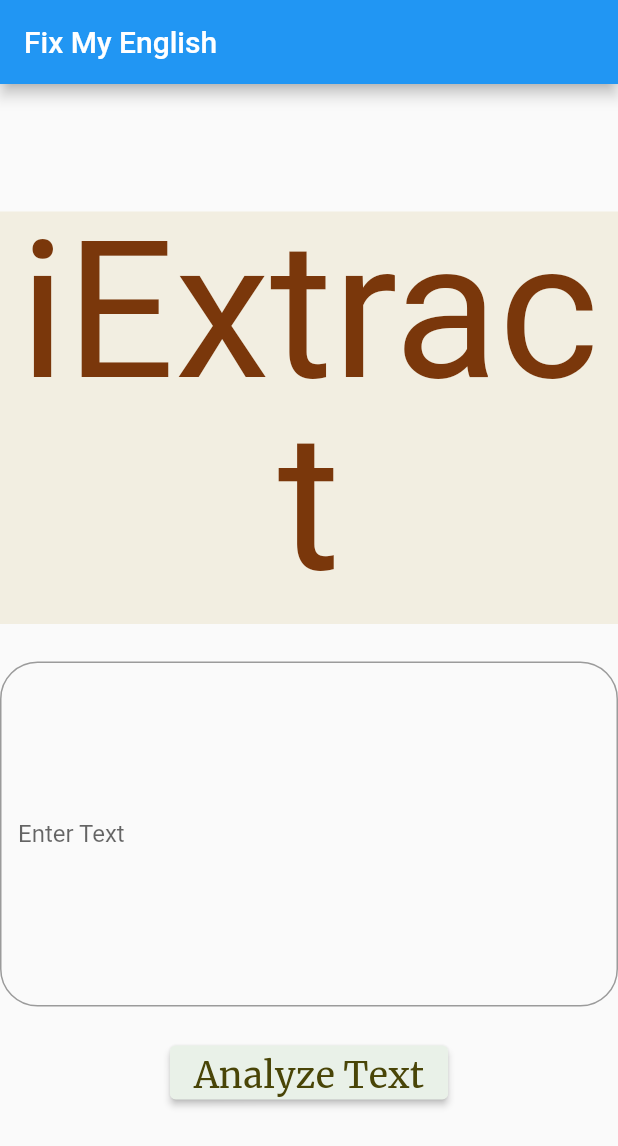
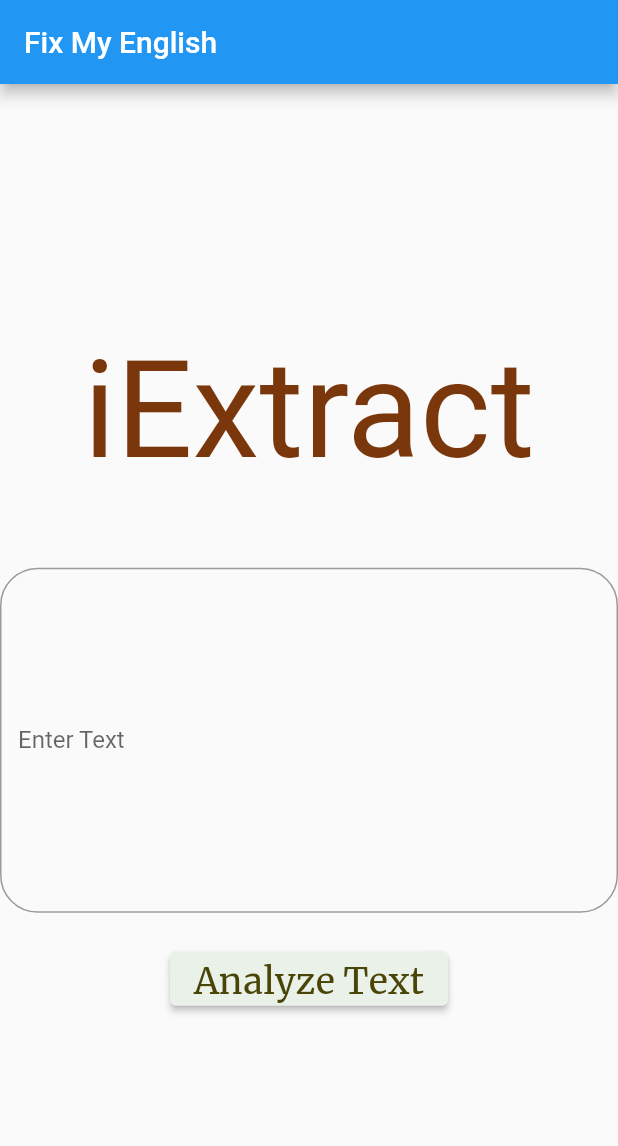
Before and after one commit to RoukayaZaki/Flutter_Course_iExtract, a Flutter app: the screen it shows after launch, on a phone screen of 412 x 824 dp. Shown: the top 1146 px of the screen. Run offline on Flutter 3.47's test engine with Material 2 defaults, Android fonts, the phone set to English and light mode, and no system bars; our stand-ins replace substring_highlight; missing offline and left inert: dynamic_text_highlighting, syncfusion_flutter_pdf; Roboto replaces fonts that are missing (Eczar).

Commit message:
Update home_header.dart

```diff
--- a/lib/Widgets/home_header.dart
+++ b/lib/Widgets/home_header.dart
@@ -7,8 +7,8 @@ class HomeHeader extends StatelessWidget {
     // Figma Flutter Generator Rectangle5Widget - COMPONENT
     return Container(
         width: 720,
-        height: 275,
-        color: Color.fromRGBO(242, 238, 225, 1),
+        height: 150,
+        //color: Color.fromRGBO(242, 238, 225, 1),
         child:  Align(
           alignment: Alignment.center,
           child: Text(
@@ -17,9 +17,9 @@ class HomeHeader extends StatelessWidget {
             style: TextStyle(
                 color: Color.fromRGBO(122, 55, 11, 1),
                 fontFamily: 'Eczar',
-                fontSize: 128,
+                fontSize: 90,
                 letterSpacing:
-                    0 /*percentages not used in flutter. defaulting to zero*/,
+                0 /*percentages not used in flutter. defaulting to zero*/,
                 fontWeight: FontWeight.normal,
                 height: 1),
           ),
```
